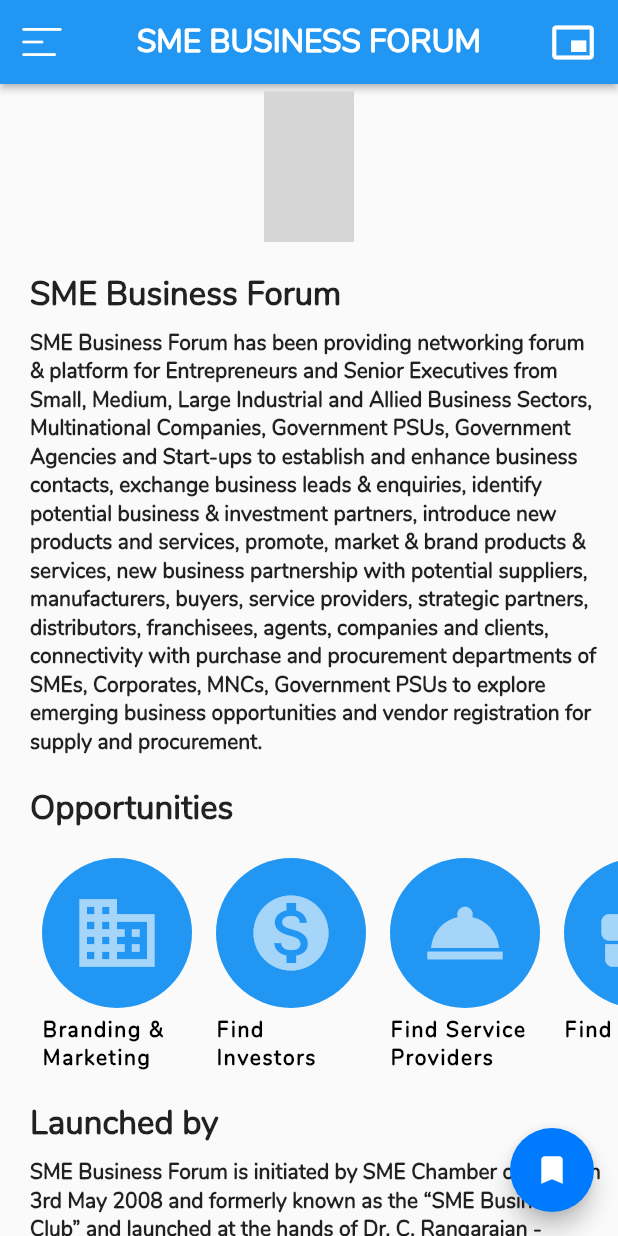
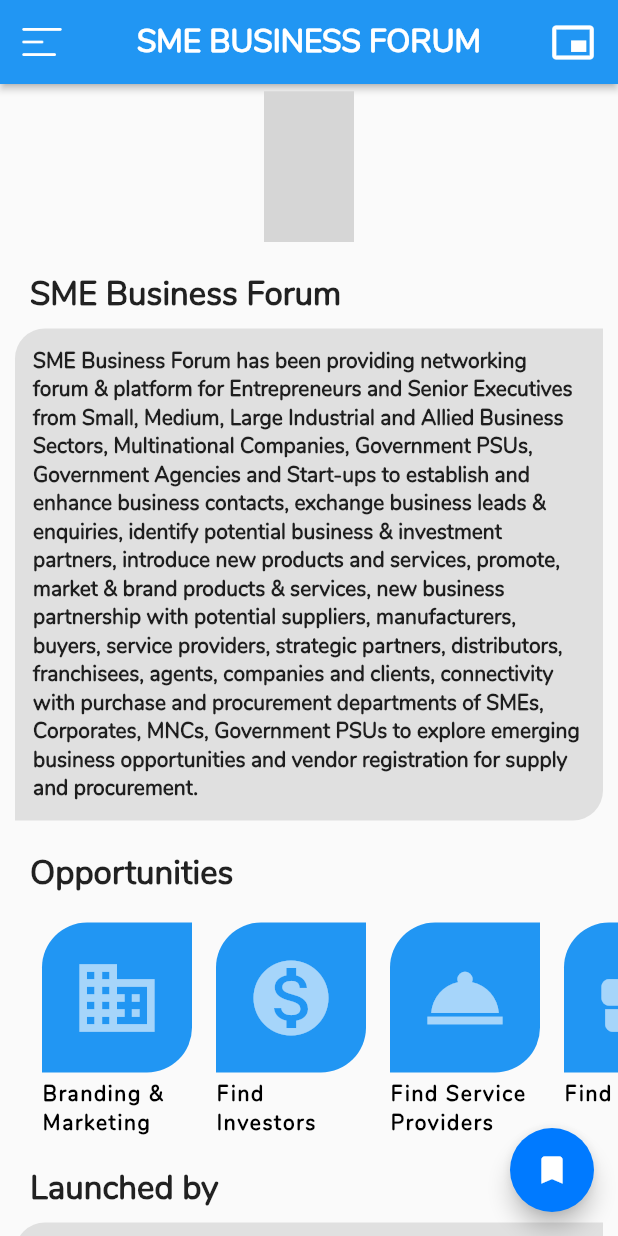
Before and after one commit to ishaileshmishra/sme, a Flutter app: the screen it shows after launch, on a phone screen of 412 x 824 dp. Run offline on Flutter 3.47's test engine with Material 2 defaults, Android fonts, the phone set to English and light mode, and no system bars; missing offline and left inert: flutter_banner_swiper; grey boxes are pictures that could not be loaded.

Commit message:
About and Initiated By added

```diff
--- a/lib/landing_page.dart
+++ b/lib/landing_page.dart
@@ -1,7 +1,10 @@
 import 'package:flutter/cupertino.dart';
 import 'package:flutter/material.dart';
 import 'package:sme/models/drawer_model.dart';
+import 'package:sme/ui/about_page.dart';
 import 'package:sme/ui/channel_partener_page.dart';
+import 'package:sme/ui/events_page.dart';
+import 'package:sme/ui/gallery_page.dart';
 import 'package:sme/ui/home_page.dart';
 import 'package:sme/ui/instantiated_page.dart';
 import 'package:sme/ui/login_page.dart';
@@ -25,23 +28,25 @@
   _getDrawerItemWidget(int pos) {
     switch (pos) {
       case 0:
-        return new HomePage();
+        return HomePage();
       case 1:
-        return new InstantiatedPage();
+        return InstantiatedPage();
       case 2:
-        return new RegisterPage();
+        return LoginScreen();
       case 3:
-        return new LoginScreen();
+        return MembershipPage();
       case 4:
-        return new MembershipPage();
+        return AboutPage();
       case 5:
-        return new ChannelPartenerPage();
+        return GalleryPage();
       case 6:
-        return new SectorPage();
+        return EventPage();
       case 7:
-        return new ServicesPage();
+        return SectorPage();
       case 8:
-        return new MeetingsPage();
+        return ServicesPage();
+      case 9:
+        return MeetingsPage();
       default:
         return Center(
             child: Text(
@@ -59,7 +64,7 @@
   Widget build(BuildContext context) {
     var drawerOptions = <Widget>[];
     for (var i = 0; i < drawerItems.length; i++) {
-      if (i == 2 || i == 5) {
+      if (i == 2 || i == 4) {
         drawerOptions
             .add(Divider(thickness: 1, color: Theme.of(context).primaryColor));
       }
@@ -83,26 +88,38 @@
             textDirection: TextDirection.ltr,
             children: <Widget>[
               UserAccountsDrawerHeader(
+
                   accountName: Text(
-                    "SME Rahul Shrivastava",
+                    "Rahul Srivastava",
                     maxLines: 1,
                     style: TextStyle(
-                        fontWeight: FontWeight.normal,
-                        fontSize: 20.0,
-                        letterSpacing: 1.2),
+                        fontWeight: FontWeight.bold,
+                        fontSize: 20.0,),
                   ),
-                  accountEmail: Text(
-                    'Facebook : SME business forum',
-                    style: TextStyle(
-                        color: CupertinoColors.white,
-                        fontWeight: FontWeight.normal,
-                        fontSize: 14.0),
-                  ),
+
                   currentAccountPicture: Icon(
                     CupertinoIcons.profile_circled,
-                    size: 70,
+                    size: 80,
                     color: Colors.white,
                   ),
+
+                  accountEmail: Container(
+                    child: Row(
+                        children: <Widget>[
+                          Icon(Icons.alternate_email, color: Colors.white,),
+                          SizedBox(width: 5),
+                          Text('rahulsrivastava@gmail.com', style: textSmall(),)
+                        ],
+                    ),
+                  ),
+
+                  arrowColor: Colors.redAccent,
+
+                  otherAccountsPictures: <Widget>[
+                    Icon(CupertinoIcons.profile_circled,color: Colors.white, size: 40,),
+                    Icon(CupertinoIcons.profile_circled, color: Colors.white60, size: 40,),
+                  ],
+
                   decoration: BoxDecoration(
                       shape: BoxShape.rectangle,
                       color: Theme.of(context).primaryColor)),
--- a/lib/models/drawer_model.dart
+++ b/lib/models/drawer_model.dart
@@ -2,38 +2,42 @@
 import 'package:flutter/material.dart';
 
 class DrawerDataModel {
-
   String title;
   IconData icon;
   DrawerDataModel({this.title, this.icon});
-
 }
 
 
-class BannerItem{
-
+class Partners{
+  String title;
+  String preview;
+  Partners({this.title, this.preview});
 }
 
 class DataOpportunity {
   String title;
   IconData icon;
-
   DataOpportunity({this.title, this.icon});
 }
 
+
+final partnerList = [
+  Partners(title: 'Startup counsil of india', preview: 'assets/images/partner1.jpg'),
+  Partners(title: 'SME Business Management institute', preview: 'assets/images/partner2.jpg'),
+  Partners(title: 'India International Trade Center', preview: 'assets/images/partner3.jpg'),
+  Partners(title: 'Maharastra Industrial and Economic Development Association', preview: 'assets/images/partner4.jpg'),
+];
 
 
 final drawerItems = [
   DrawerDataModel(title: 'SME BUSINESS FORUM', icon: CupertinoIcons.home),
   DrawerDataModel(title: 'INITIATED BY', icon: CupertinoIcons.bookmark),
-  DrawerDataModel(title: 'REGISTER', icon: CupertinoIcons.group),
-  DrawerDataModel(title: 'LOGIN', icon: CupertinoIcons.padlock),
-  DrawerDataModel(title: 'MEMBERSHIP', icon: CupertinoIcons.settings),
-  DrawerDataModel(title: 'CHANNEL PARTENER', icon: CupertinoIcons.location),
-  DrawerDataModel(title: 'SECTORS', icon: CupertinoIcons.loop_thick),
-  DrawerDataModel(title: 'SERVICES', icon: CupertinoIcons.loop_thick),
-  DrawerDataModel(title: 'MEETINGS', icon: CupertinoIcons.loop_thick),
-  DrawerDataModel(title: 'EVENTS', icon: CupertinoIcons.clock_solid),
-  DrawerDataModel(title: 'GALLERY', icon: CupertinoIcons.photo_camera_solid),
+  DrawerDataModel(title: 'LOGIN / REGISTER', icon: CupertinoIcons.padlock),
+  DrawerDataModel(title: 'MEMBERSHIP & CHANNEL PARTENER', icon: CupertinoIcons.group),
   DrawerDataModel(title: 'ABOUT', icon: Icons.business),
+  DrawerDataModel(title: 'GALLERY', icon: CupertinoIcons.collections),
+  DrawerDataModel(title: 'EVENTS', icon: CupertinoIcons.tags),
+  DrawerDataModel(title: 'SECTORS', icon: CupertinoIcons.flag),
+  DrawerDataModel(title: 'SERVICES', icon: CupertinoIcons.eye_solid),
+  DrawerDataModel(title: 'MEETINGS', icon: CupertinoIcons.location),
 ];
--- a/lib/ui/home_page.dart
+++ b/lib/ui/home_page.dart
@@ -27,7 +27,13 @@
           ),
 
           Container(
-            padding: EdgeInsets.only(left: 20, top: 8, right: 10),
+            padding: EdgeInsets.only(left: 10, top: 8, right: 10),
+            child: Container(
+              padding: EdgeInsets.all(12),
+              decoration: BoxDecoration(
+                  color: Colors.grey[300],
+                  borderRadius: BorderRadius.only(topLeft: Radius.circular(20), bottomRight: Radius.circular(20))
+              ),
               child: Text(
                   "SME Business Forum has been providing networking forum & platform "
                   "for Entrepreneurs and Senior Executives from Small, Medium, "
@@ -42,6 +48,7 @@
                   " Corporates, MNCs, Government PSUs to explore emerging business opportunities and vendor "
                   "registration for supply and procurement.",
                   style: textSmall()),
+            ),
           ),
 
 
@@ -65,7 +72,14 @@
           ),
 
           Container(
-            padding: EdgeInsets.only(left: 20, top: 8, right: 10),
+            padding: EdgeInsets.only(left: 10, top: 8, right: 10),
+            child: Container(
+              padding: EdgeInsets.all(12),
+              decoration: BoxDecoration(
+                  color: Colors.grey[300],
+                  borderRadius: BorderRadius.only(topLeft: Radius.circular(20), bottomRight: Radius.circular(20))
+              ),
+
               child: Text(
                   "SME Business Forum is initiated by SME Chamber of India on 3rd May 2008 and formerly known as the “SME Business Club” and launched at the hands of "
                   "Dr. C. Rangarajan - Chairman, Economic Advisory Council to the Prime Minister & Former Governor of "
@@ -76,6 +90,7 @@
                   "SME Chamber of India & CMD - Macro Group of Companies.",
                   style: textSmall()),
             ),
+          ),
 
           // Uniqueness of this platforms
           Container(
@@ -85,7 +100,14 @@
           ),
 
           Container(
-            padding: EdgeInsets.only(left: 20, top: 8, right: 10),
+            padding: EdgeInsets.only(left: 10, top: 8, right: 10),
+            child: Container(
+              padding: EdgeInsets.all(12),
+              decoration: BoxDecoration(
+                  color: Colors.grey[300],
+                  borderRadius: BorderRadius.only(topLeft: Radius.circular(20), bottomRight: Radius.circular(20))
+              ),
+
               child: Text(
                   "Entrepreneurs and Executives of the companies attend various networking "
                   "platforms at local level or specific chapters or groups and they are restricted "
@@ -96,18 +118,25 @@
                   "enhance connectivity at local and National levels.",
                   style: textSmall()),
             ),
+          ),
 
           Container(
-            padding: EdgeInsets.only(left: 20, top: 20, right: 10),
+            padding: EdgeInsets.only(left: 20, top: 20, right: 20),
             alignment: Alignment.topLeft,
-            child: Text('Opportunities', style: textHeading()),
+            child: Row(
+              mainAxisAlignment: MainAxisAlignment.spaceBetween,
+              children: <Widget>[
+                Text('PARTNERS', style: textHeading()),
+                Text('View More', style: textSmall())
+              ],
+            ),
           ),
 
           SizedBox(height: 10),
 
           Container(
             padding: EdgeInsets.only(left: 10, right: 10),
-            child: SizedBox(height: 400, child: gridOpportunity(context)),
+            child: SizedBox(height: 400, child: horizontalCirclePartnerList(context)),
           ),
         ],
       ),
--- a/lib/widgets/color_widgets.dart
+++ b/lib/widgets/color_widgets.dart
@@ -187,7 +187,9 @@
     itemCount: data.length,
     scrollDirection: Axis.horizontal,
     itemBuilder: (context, index) {
-      return Center(
+      return GestureDetector(
+        onTap: _navToDetail(data[index]),
+        child: Center(
             child: Container(
           padding: EdgeInsets.all(8),
           child: Container(
@@ -198,7 +200,8 @@
                   height: 100,
                   decoration: BoxDecoration(
                     color: Colors.blue,
-                  shape: BoxShape.circle,
+                    //shape: BoxShape.circle,
+                      borderRadius: BorderRadius.only(topLeft: Radius.circular(30), bottomRight: Radius.circular(30))
                   ),
                   child: Icon(
                     data[index].icon,
@@ -221,7 +224,55 @@
           ),
         )
             //)
+            ),
       );
     },
   );
 }
+
+_navToDetail(DataOpportunity data ) {
+  debugPrint(data.title);
+}
+
+
+Widget horizontalCirclePartnerList(BuildContext context) {
+  return ListView.builder(
+    itemCount: partnerList.length,
+    scrollDirection: Axis.horizontal,
+    itemBuilder: (context, index) {
+      return Center(
+          child: Container(
+            padding: EdgeInsets.all(8),
+            child: Container(
+              child: Column(
+                children: <Widget>[
+
+                  Container( width: 100, height: 100,
+                    decoration: BoxDecoration(
+                      color: Colors.grey[400],
+                      //shape: BoxShape.circle,
+                      borderRadius: BorderRadius.only(topLeft: Radius.circular(30), bottomRight: Radius.circular(30))
+                    ),
+                    child: Image.asset(partnerList[index].preview, width: 60, height: 60,)
+                  ),
+
+                  Container(
+                    padding: EdgeInsets.only(top: 5),
+                    width: 100,
+                    child: Text(partnerList[index].title, maxLines: 3,
+                        style: TextStyle(
+                            fontSize: 14,
+                            color: Colors.black,
+                            letterSpacing: 1.1,
+                            fontWeight: FontWeight.bold)),
+                  )
+
+                ],
+              ),
+            ),
+          )
+        //)
+      );
+    },
+  );
+}
```
Also changed, not shown: lib/ui/about_page.dart (added, +112 -0 lines), lib/ui/events_page.dart (added, +15 -0 lines), lib/ui/gallery_page.dart (added, +15 -0 lines), lib/ui/instantiated_page.dart (+50 -2 lines), assets/images/partner1.jpg (added), assets/images/partner2.jpg (added), assets/images/partner3.jpg (added), assets/images/partner4.jpg (added). Lines whose indentation alone changed are shown as unchanged.
